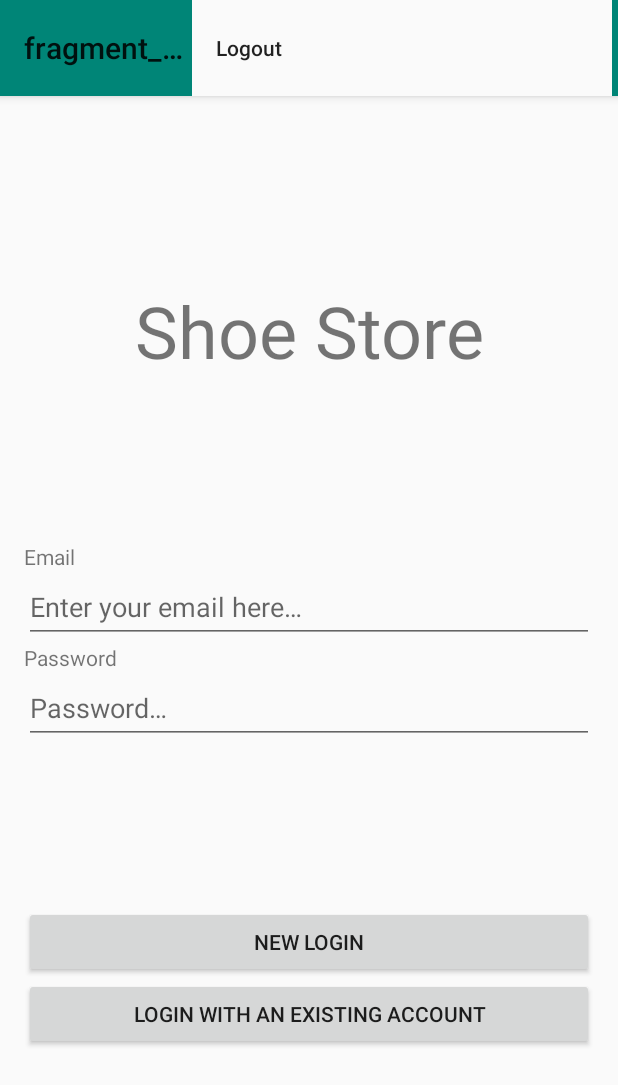
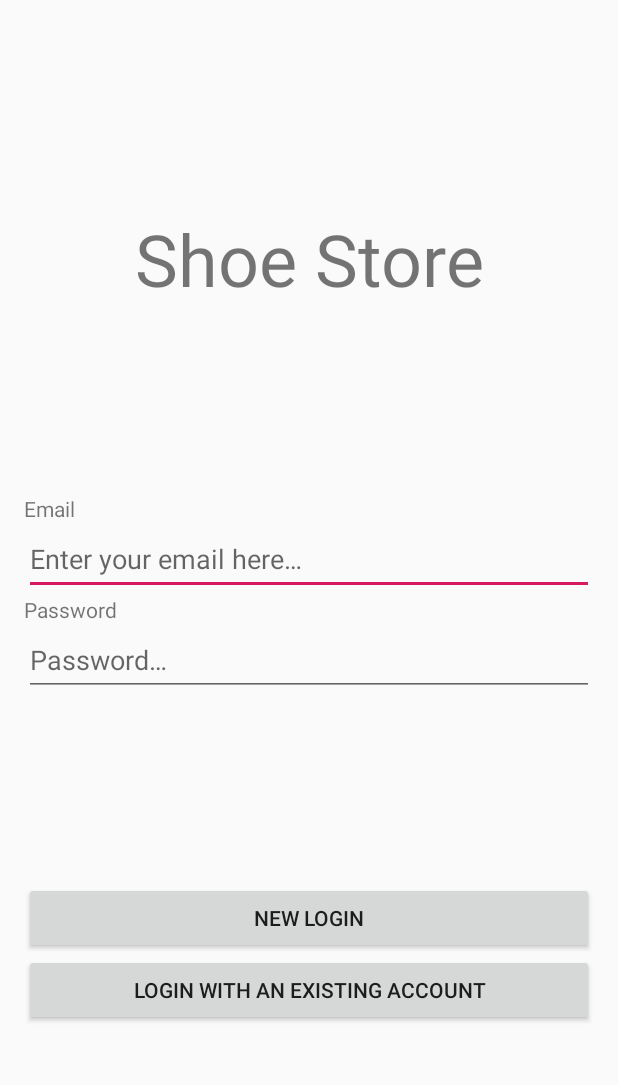
Before and after one commit to udacity/nd940-android-kotlin-course1-starter, an Android app: the screen it shows after launch (MainActivity), on a phone screen of 412 x 824 dp. Shown: the top 1085 px of the screen. Run offline under Robolectric (Android 15) with nearby library versions, the phone set to English and light mode, and no system bars; our stand-ins replace data binding, navigation-ui.

Commit message:
update navigation

```diff
--- a/starter/app/src/main/java/com/udacity/shoestore/screens/MainActivity.kt
+++ b/starter/app/src/main/java/com/udacity/shoestore/screens/MainActivity.kt
@@ -2,15 +2,21 @@ package com.udacity.shoestore.screens
 
 import androidx.appcompat.app.AppCompatActivity
 import android.os.Bundle
+import android.util.Log
+import android.view.Menu
+import android.view.MenuItem
 import androidx.databinding.DataBindingUtil
 import androidx.drawerlayout.widget.DrawerLayout
 import androidx.lifecycle.ViewModelProvider
 import androidx.navigation.NavController
+import androidx.navigation.NavDestination
 import androidx.navigation.findNavController
 import androidx.navigation.fragment.NavHostFragment
+import androidx.navigation.get
 import androidx.navigation.ui.AppBarConfiguration
 import androidx.navigation.ui.NavigationUI
 import androidx.navigation.ui.navigateUp
+import androidx.navigation.ui.onNavDestinationSelected
 import androidx.navigation.ui.setupActionBarWithNavController
 import com.udacity.shoestore.R
 import com.udacity.shoestore.databinding.ActivityMainBinding
@@ -29,7 +35,6 @@ class MainActivity : AppCompatActivity() {
 
         val binding = DataBindingUtil.setContentView<ActivityMainBinding>(this, R.layout.activity_main)
 
-
         val navHostFragment = supportFragmentManager.findFragmentById(R.id.myNavHostFragment) as NavHostFragment
         navController = navHostFragment.navController
 
@@ -37,14 +42,53 @@ class MainActivity : AppCompatActivity() {
 
         setSupportActionBar(binding.toolBar)
         setupActionBarWithNavController(navController, appBar)
+        NavigationUI.setupActionBarWithNavController(this, navController)
+//        NavigationUI.setupWithNavController(binding.navView, navController)
+        navController.addOnDestinationChangedListener{ nc: NavController, navDestination: NavDestination, _ ->
 
-        NavigationUI.setupActionBarWithNavController(this, navController)
-        NavigationUI.setupWithNavController(binding.navView, navController)
+            when (navDestination.id) {
+                R.id.shoeListingFragment -> toggleSupportActionBar(true)
+                else -> toggleSupportActionBar(false)
+            }
 
+            when (navDestination.id) {
+                R.id.shoeDetailEditingFragment -> toggleUpButton(true)
+                else -> toggleUpButton(false)
+            }
+//
+//            if (navDestination.id == R.id.onboardFragment) {
+//                supportActionBar?.setDisplayHomeAsUpEnabled(false)
+//            } else {
+//                supportActionBar?.setDisplayHomeAsUpEnabled(true)
+//            }
+
+        }
     }
 
     override fun onSupportNavigateUp(): Boolean {
         val navController = this.findNavController(R.id.myNavHostFragment)
         return navController.navigateUp(appBar)
     }
+
+    override fun onCreateOptionsMenu(menu: Menu?): Boolean {
+        if (navController.currentDestination?.id == R.id.shoeListingFragment ) {
+            menuInflater.inflate(R.menu.menu, menu)
+        }
+        return super.onCreateOptionsMenu(menu)
+    }
+
+    override fun onOptionsItemSelected(item: MenuItem): Boolean {
+        if (item.itemId == R.id.logout_action) {
+            navController.popBackStack(R.id.loginFragment, false)
+        }
+        return super.onOptionsItemSelected(item)
+    }
+
+    private fun toggleSupportActionBar(enabled: Boolean) {
+        if (enabled) supportActionBar?.show() else supportActionBar?.hide()
+    }
+
+    private fun toggleUpButton(enabled: Boolean) {
+        supportActionBar?.setDisplayHomeAsUpEnabled(enabled)
+    }
 }
--- a/starter/app/src/main/java/com/udacity/shoestore/screens/OnboardInstructionFragment.kt
+++ b/starter/app/src/main/java/com/udacity/shoestore/screens/OnboardInstructionFragment.kt
@@ -3,10 +3,15 @@ package com.udacity.shoestore.screens
 import android.os.Bundle
 import androidx.fragment.app.Fragment
 import android.view.LayoutInflater
+import android.view.Menu
+import android.view.MenuInflater
+import android.view.MenuItem
 import android.view.View
 import android.view.ViewGroup
 import androidx.databinding.DataBindingUtil
 import androidx.navigation.Navigation
+import androidx.navigation.findNavController
+import androidx.navigation.ui.onNavDestinationSelected
 import com.udacity.shoestore.R
 import com.udacity.shoestore.databinding.FragmentOnboardInstructionBinding
 
@@ -23,7 +28,6 @@ class OnboardInstructionFragment : Fragment() {
             false
         )
 
-
         binding.nextButton.setOnClickListener (
             Navigation.createNavigateOnClickListener(R.id.action_onboardInstructionFragment_to_shoeListingFragment)
         )
--- /dev/null
+++ b/starter/app/src/main/res/drawable/baseline_menu_24.xml
@@ -0,0 +1,5 @@
+<vector android:height="24dp" android:tint="#000000"
+    android:viewportHeight="24" android:viewportWidth="24"
+    android:width="24dp" xmlns:android="http://schemas.android.com/apk/res/android">
+    <path android:fillColor="@android:color/white" android:pathData="M3,18h18v-2L3,16v2zM3,13h18v-2L3,11v2zM3,6v2h18L21,6L3,6z"/>
+</vector>
--- a/starter/app/src/main/res/layout/activity_main.xml
+++ b/starter/app/src/main/res/layout/activity_main.xml
@@ -17,30 +17,26 @@
             <androidx.appcompat.widget.Toolbar
                 android:id="@+id/tool_bar"
                 android:layout_width="match_parent"
-                android:layout_height="match_parent">
+                android:layout_height="wrap_content"
+                app:title="menu"
+                app:menu="@menu/menu">
 
-                <com.google.android.material.navigation.NavigationView
-                    android:id="@+id/navView"
-                    android:layout_width="wrap_content"
-                    android:layout_height="match_parent"
-                    android:layout_gravity="start"
-                    app:menu="@menu/menu" />
+                <!--                <com.google.android.material.navigation.NavigationView-->
+                <!--                    android:id="@+id/navView"-->
+                <!--                    android:layout_width="wrap_content"-->
+                <!--                    android:layout_height="match_parent"-->
+                <!--                    android:layout_gravity="start" />-->
 
             </androidx.appcompat.widget.Toolbar>
         </com.google.android.material.appbar.AppBarLayout>
 
-        <LinearLayout
+        <androidx.fragment.app.FragmentContainerView
+            android:id="@+id/myNavHostFragment"
+            android:name="androidx.navigation.fragment.NavHostFragment"
             android:layout_width="match_parent"
             android:layout_height="match_parent"
-            tools:context=".screens.MainActivity">
+            app:defaultNavHost="true"
+            app:navGraph="@navigation/navigation" />
 
-            <androidx.fragment.app.FragmentContainerView
-                android:id="@+id/myNavHostFragment"
-                android:name="androidx.navigation.fragment.NavHostFragment"
-                android:layout_width="match_parent"
-                android:layout_height="match_parent"
-                app:defaultNavHost="true"
-                app:navGraph="@navigation/navigation" />
-        </LinearLayout>
     </LinearLayout>
 </layout>
--- a/starter/app/src/main/res/menu/menu.xml
+++ b/starter/app/src/main/res/menu/menu.xml
@@ -1,9 +1,13 @@
 <?xml version="1.0" encoding="utf-8"?>
-<menu xmlns:android="http://schemas.android.com/apk/res/android">
+<menu xmlns:android="http://schemas.android.com/apk/res/android"
+    xmlns:app="http://schemas.android.com/apk/res-auto">
 
     <item
-        android:id="@+id/logoutAction"
+        android:id="@+id/logout_action"
         android:layout_width="wrap_content"
         android:layout_height="wrap_content"
-        android:title="@string/menu_logout" />
+        android:checkable="false"
+        android:enabled="true"
+        android:title="@string/menu_logout"
+        android:visible="true"/>
 </menu>
--- a/starter/app/src/main/res/navigation/navigation.xml
+++ b/starter/app/src/main/res/navigation/navigation.xml
@@ -12,7 +12,9 @@
         tools:layout="@layout/fragment_login" >
         <action
             android:id="@+id/action_loginFragment_to_onboardFragment"
-            app:destination="@id/onboardFragment" />
+            app:destination="@id/onboardFragment"
+            app:popUpTo="@id/loginFragment"
+            app:popUpToInclusive="true" />
     </fragment>
     <fragment
         android:id="@+id/onboardFragment"
```
